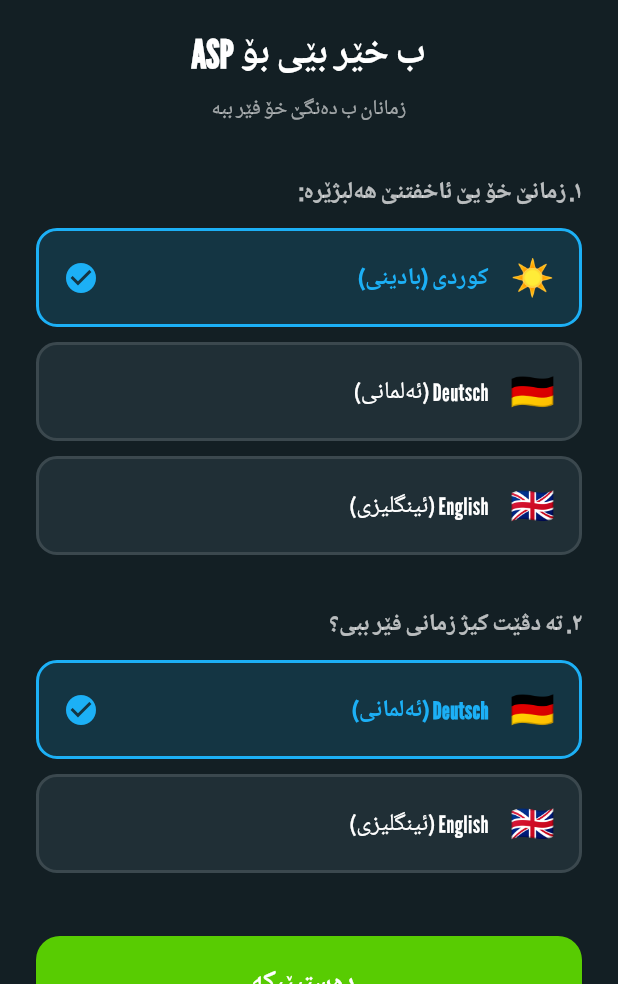
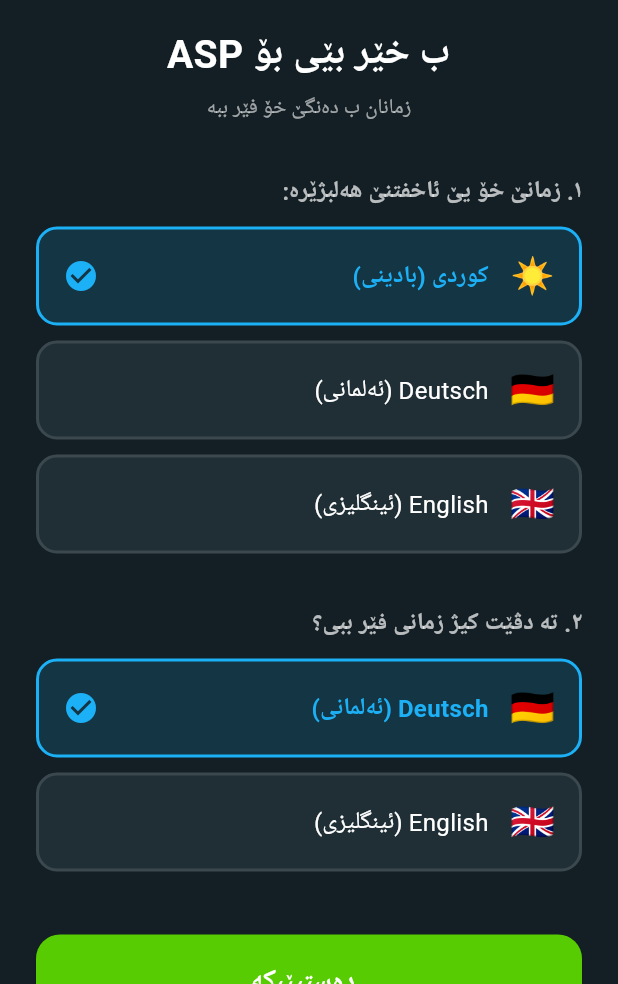
Before and after one commit to asp-kurd/asp-kurd.github.io, a Flutter app: the screen it shows after launch, on a phone screen of 412 x 824 dp, the part 252-1236 px from its top. Run offline on Flutter 3.47's test engine with Material 3 defaults, Android fonts, the phone set to English and light mode, and no system bars; our stand-ins replace audioplayers, file_picker, flutter_tts, hive_flutter, share_plus, shared_preferences and 1 more; missing offline and left inert: dart:js_interop, record; accounts and stored records are empty; network calls fail.

Commit message:
Use Roboto for German and English text
Co-Authored-By: Claude Opus 5.5 <noreply@anthropic.com>
Claude-Session: https://claude.ai/code/session_018vDg15ZkjfP2zMV728vYuP

```diff
--- a/lib/main.dart
+++ b/lib/main.dart
@@ -46,8 +46,8 @@ class ZimanProApp extends StatelessWidget {
     return ThemeData(
       useMaterial3: true,
       brightness: dark ? Brightness.dark : Brightness.light,
-      // لاتینی/ئەلمانی ب League Gothic؛ هەر پیتەکا کوردی/عەرەبی ب Shasenem
-      fontFamily: 'LeagueGothic',
+      // لاتینی/ئەلمانی/ئینگلیزی ب Roboto؛ هەر پیتەکا کوردی/عەرەبی ب Shasenem
+      fontFamily: 'Roboto',
       fontFamilyFallback: const ['Shasenem', 'Sarchia'],
       colorScheme: scheme.copyWith(surface: AppColors.bg, onSurface: AppColors.fg),
       scaffoldBackgroundColor: AppColors.bg,
--- a/lib/screens/course_screens.dart
+++ b/lib/screens/course_screens.dart
@@ -511,7 +511,7 @@ class _LetterCardsScreenState extends State<LetterCardsScreen> {
               border: Border.all(color: color, width: 4),
             ),
             child: Text('${l.upper} ${l.lower}',
-                textDirection: TextDirection.ltr, style: const TextStyle(fontFamily: 'LeagueGothic', fontSize: 78, height: 1)),
+                textDirection: TextDirection.ltr, style: const TextStyle(fontFamily: 'Roboto', fontSize: 72, fontWeight: FontWeight.w900, height: 1)),
           ),
         ),
         const SizedBox(height: 14),
@@ -530,7 +530,7 @@ class _LetterCardsScreenState extends State<LetterCardsScreen> {
             const SizedBox(height: 6),
             RichText(
               textDirection: TextDirection.ltr,
-              text: TextSpan(style: const TextStyle(fontFamily: 'LeagueGothic', fontSize: 40, letterSpacing: 1), children: spans),
+              text: TextSpan(style: const TextStyle(fontFamily: 'Roboto', fontSize: 36, fontWeight: FontWeight.bold), children: spans),
             ),
             const SizedBox(height: 6),
             Text('${tr(_ui, 'خواندن', 'Aussprache', 'Say')}: ${l.read}', style: TextStyle(fontSize: 17, color: AppColors.fg70)),
```
Also changed, not shown: pubspec.yaml (+11 -3 lines), assets/fonts/LeagueGothic.otf (deleted), assets/fonts/Roboto-Black.ttf (added), assets/fonts/Roboto-Bold.ttf (added), assets/fonts/Roboto-Medium.ttf (added), assets/fonts/Roboto-Regular.ttf (added), assets/fonts/Roboto-SemiBold.ttf (added).
